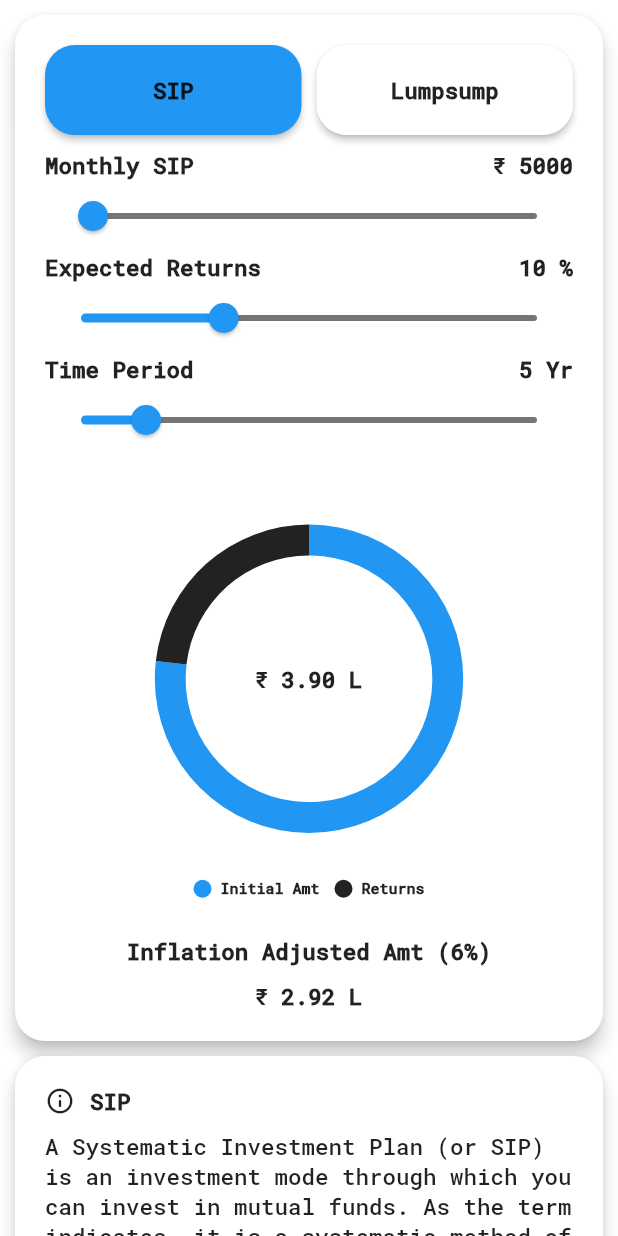
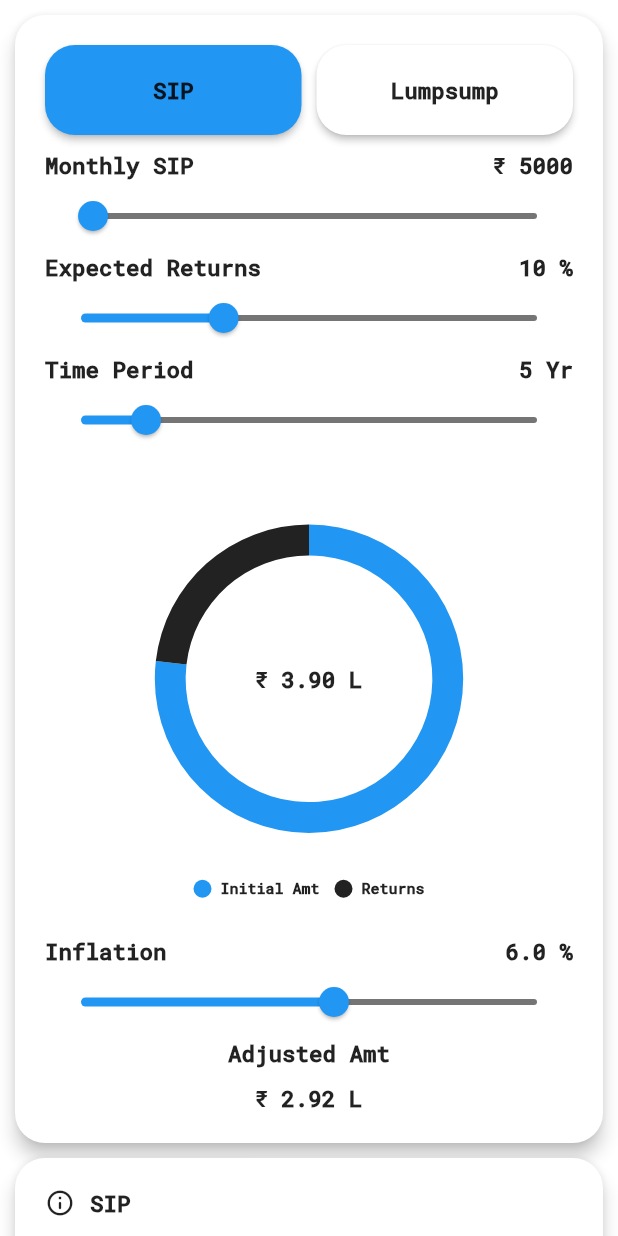
Before and after one commit to MrAugusT22/pocket-science, a Flutter app: the Sip screen opened by its route, after a tap on "SIP", on a phone screen of 412 x 824 dp. Run offline on Flutter 3.47's test engine with Material 2 defaults, Android fonts, the phone set to English and light mode, and no system bars; our stand-ins replace bottom_navy_bar, flutter_colorpicker, font_awesome_flutter, shared_preferences, syncfusion_flutter_charts; accounts and stored records are empty.

Commit message:
inflation slide bar added

```diff
--- a/lib/screens/sip.dart
+++ b/lib/screens/sip.dart
@@ -28,6 +28,7 @@ class Sip extends StatefulWidget {
 class _SipState extends State<Sip> {
   TextEditingController _textEditingController = TextEditingController();
 
+  double i = 6;
   double p = 5000;
   double r = 10;
   double t = 5;
@@ -62,7 +63,7 @@ class _SipState extends State<Sip> {
       res = format(amt, 2);
       investment = format(inv, 2);
       returns = format(ret, 2);
-      inflation_amt = amt * pow((1 + 6 / 100), t * (-1)).toDouble();
+      inflation_amt = amt * pow((1 + i / 100), t * (-1)).toDouble();
       inflation_amt1 = format(inflation_amt, 2);
     } else {
       inv = p;
@@ -299,8 +300,50 @@ class _SipState extends State<Sip> {
                             ],
                           ),
                           SizedBox(height: 10),
+                          // Inflation
+                          Row(
+                            mainAxisAlignment: MainAxisAlignment.spaceBetween,
+                            children: [
+                              InvestmentCardText(
+                                text: 'Inflation',
+                              ),
+                              InvestmentCardText(
+                                text: '$i %',
+                              ),
+                            ],
+                          ),
+                          SliderTheme(
+                            data: SliderTheme.of(context).copyWith(
+                              activeTrackColor: kMyColor,
+                              inactiveTrackColor:
+                                  _isDarkMode ? Colors.white12 : Colors.black54,
+                              trackShape: RoundedRectSliderTrackShape(),
+                              trackHeight: 4.0,
+                              activeTickMarkColor: Colors.transparent,
+                              inactiveTickMarkColor: Colors.transparent,
+                              valueIndicatorColor: kMyColor,
+                              thumbColor: kMyColor,
+                              overlayColor: kMyColor.withAlpha(32),
+                            ),
+                            child: Slider(
+                              label: '$i',
+                              divisions: 18,
+                              min: 1,
+                              max: 10,
+                              value: i,
+                              onChanged: (value) {
+                                HapticFeedback.mediumImpact();
+                                setState(() {
+                                  print(value);
+                                  i = value;
+                                  print(value);
+                                  update();
+                                });
+                              },
+                            ),
+                          ),
                           InvestmentCardText(
-                              text: 'Inflation Adjusted Amt (6%)'),
+                              text: 'Adjusted Amt'),
                           SizedBox(height: 10),
                           InvestmentCardText(text: '₹ $inflation_amt1'),
                         ],
--- a/lib/screens/welcome_screen.dart
+++ b/lib/screens/welcome_screen.dart
@@ -129,7 +129,8 @@ class _WelcomeScreenState extends State<WelcomeScreen>
                     SizedBox(height: 20),
                     Center(
                       child: Text(
-                        'Wealthify',
+                        '$kMyAppName',
+                        textAlign: TextAlign.center,
                         style: TextStyle(
                             color: Colors.white,
                             fontFamily: 'RobotoMono',
--- a/lib/utilities/constants.dart
+++ b/lib/utilities/constants.dart
@@ -1,7 +1,7 @@
 import 'package:flutter/material.dart';
 import 'package:intl/intl.dart';
 
-const kMyAppName = 'Wealthy Me';
+const kMyAppName = 'Pocket Science';
 const kMyImage = 'images/pig.jpg';
 
 String mon = '';
```
